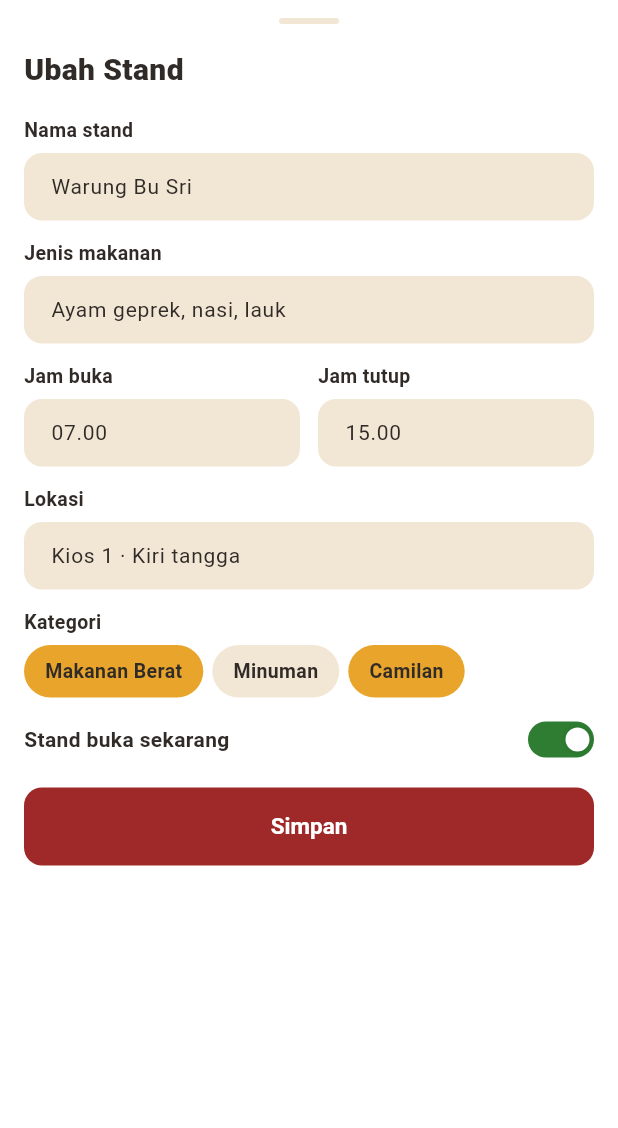
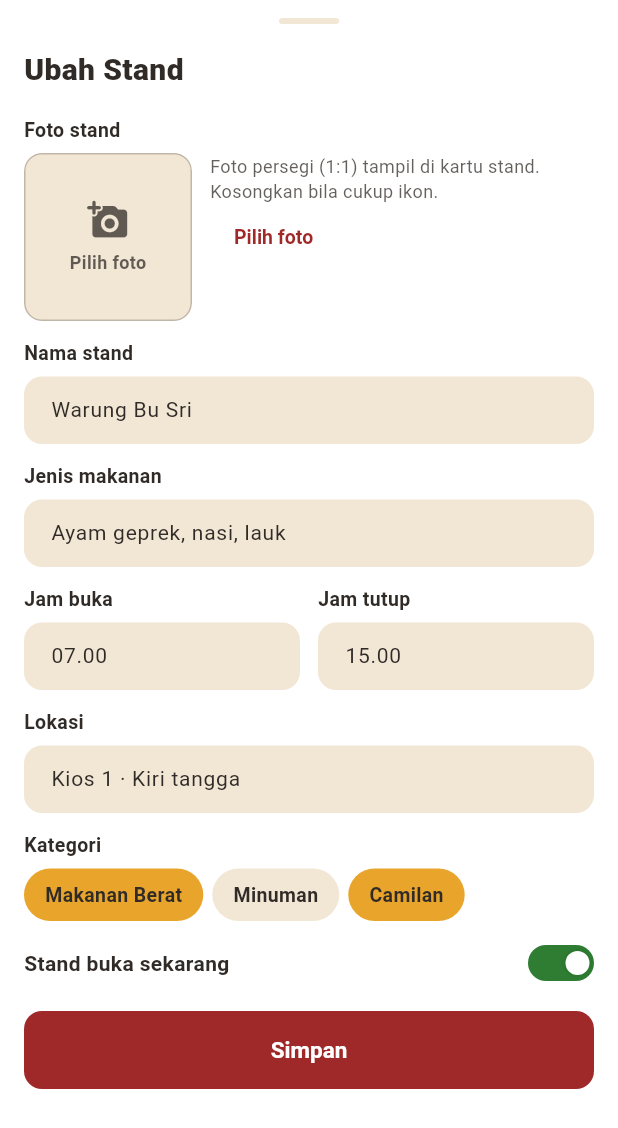
Before and after one commit to yusufnurull/hap-app, a Flutter app: the _FormStand widget shown alone on an empty page, opened directly with sample values from the repository, on a phone screen of 412 x 824 dp. Shown: the top 1128 px of the screen. Run offline on Flutter 3.47's test engine with Material 3 defaults, Android fonts, the phone set to English and light mode, and no system bars; our stand-ins replace cloud_firestore, firebase_auth, firebase_core, image_picker; accounts and stored records are empty; generated files the repository leaves out were written again.

Commit message:
feat: tambah unggah foto di form kelola stand

```diff
--- a/lib/screens/admin/manage_stands_screen.dart
+++ b/lib/screens/admin/manage_stands_screen.dart
@@ -1,13 +1,18 @@
 // Layar Kelola Stand: daftar semua stand, tambah stand baru, dan ubah data
-// stand (termasuk buka/tutup) lewat form di bottom sheet.
+// stand (termasuk buka/tutup dan foto) lewat form di bottom sheet.
+
+import 'dart:io';
 
 import 'package:flutter/material.dart';
+import 'package:image_picker/image_picker.dart';
 
 import '../../core/constants/app_enums.dart';
 import '../../core/theme/app_colors.dart';
 import '../../core/theme/app_theme.dart';
+import '../../core/utils/icon_map.dart';
 import '../../models/stand_model.dart';
 import '../../services/admin_service.dart';
+import '../../services/cloudinary_service.dart';
 import '../../services/firestore_service.dart';
 import '../../widgets/common.dart';
 import 'admin_home_screen.dart';
@@ -120,6 +125,8 @@ class _BarisStand extends StatelessWidget {
       padding: const EdgeInsets.symmetric(vertical: 14),
       child: Row(
         children: [
+          _FotoStand(stand: s),
+          const SizedBox(width: 12),
           Expanded(
             child: Column(
               crossAxisAlignment: CrossAxisAlignment.start,
@@ -170,6 +177,32 @@ class _BarisStand extends StatelessWidget {
             borderColor: AppColors.outline,
           ),
         ],
+      ),
+    );
+  }
+}
+
+/// Foto kecil stand di daftar. Belum ada foto = ikon stand.
+class _FotoStand extends StatelessWidget {
+  const _FotoStand({required this.stand});
+
+  static const double _ukuran = 56;
+
+  final StandModel stand;
+
+  @override
+  Widget build(BuildContext context) {
+    final ikon = IconTile(icon: iconFor(stand.icon), size: _ukuran);
+    if (!stand.hasPhoto) return ikon;
+    return ClipRRect(
+      borderRadius: BorderRadius.circular(12),
+      child: Image.network(
+        // Versi kecil dari Cloudinary supaya hemat kuota.
+        CloudinaryService.thumbnail(stand.photoUrl, 200),
+        width: _ukuran,
+        height: _ukuran,
+        fit: BoxFit.cover,
+        errorBuilder: (context, error, stackTrace) => ikon,
       ),
     );
   }
@@ -237,8 +270,17 @@ class _FormStandState extends State<_FormStand> {
   };
   late bool _buka = widget.stand?.isOpen ?? false;
 
+  /// Foto yang baru dipilih dari galeri, belum diunggah.
+  File? _fotoBaru;
+
+  /// URL foto yang sudah tersimpan. Kosong = belum ada / dihapus.
+  late String _fotoUrl = widget.stand?.photoUrl ?? '';
+
   bool _menyimpan = false;
+  bool _mengunggah = false;
   String? _galat;
+
+  bool get _adaFoto => _fotoBaru != null || _fotoUrl.isNotEmpty;
 
   bool get _standBaru => widget.stand == null;
 
@@ -262,6 +304,32 @@ class _FormStandState extends State<_FormStand> {
       } else {
         _kategori.add(k);
       }
+    });
+  }
+
+  /// Memilih foto dari galeri. Ukuran dikecilkan supaya unggah cepat.
+  Future<void> _pilihFoto() async {
+    try {
+      final hasil = await ImagePicker().pickImage(
+        source: ImageSource.gallery,
+        maxWidth: 1080,
+        imageQuality: 80,
+      );
+      if (hasil == null || !mounted) return; // batal memilih
+      setState(() {
+        _fotoBaru = File(hasil.path);
+        _galat = null;
+      });
+    } catch (e) {
+      if (!mounted) return;
+      setState(() => _galat = 'Gagal membuka galeri: ${pesanGalat(e)}');
+    }
+  }
+
+  void _hapusFoto() {
+    setState(() {
+      _fotoBaru = null;
+      _fotoUrl = '';
     });
   }
 
@@ -293,6 +361,19 @@ class _FormStandState extends State<_FormStand> {
     final kategori = StandCategory.values.where(_kategori.contains).toList();
 
     try {
+      // Unggah foto dulu (kalau ada yang baru), baru simpan URL-nya.
+      if (_fotoBaru != null) {
+        setState(() => _mengunggah = true);
+        final url = await CloudinaryService().unggahFoto(_fotoBaru!);
+        if (!mounted) return;
+        // Simpan hasilnya supaya tidak diunggah ulang kalau simpan gagal.
+        setState(() {
+          _fotoUrl = url;
+          _fotoBaru = null;
+          _mengunggah = false;
+        });
+      }
+
       if (_standBaru) {
         await _admin.tambahStand(
           StandModel(
@@ -304,6 +385,7 @@ class _FormStandState extends State<_FormStand> {
             locationNote: _lokasi.text.trim(),
             categories: kategori,
             icon: 'storefront',
+            photoUrl: _fotoUrl,
           ),
         );
       } else {
@@ -315,6 +397,7 @@ class _FormStandState extends State<_FormStand> {
             openHours: '$buka–$tutup',
             locationNote: _lokasi.text.trim(),
             categories: kategori,
+            photoUrl: _fotoUrl,
           ),
         );
       }
@@ -325,8 +408,11 @@ class _FormStandState extends State<_FormStand> {
     } catch (e) {
       if (!mounted) return;
       setState(() {
+        _galat = _mengunggah
+            ? 'Gagal mengunggah foto: ${pesanGalat(e)}'
+            : 'Gagal menyimpan: ${pesanGalat(e)}';
         _menyimpan = false;
-        _galat = 'Gagal menyimpan: ${pesanGalat(e)}';
+        _mengunggah = false;
       });
     }
   }
@@ -355,6 +441,48 @@ class _FormStandState extends State<_FormStand> {
             style: hapText(20, weight: FontWeight.w800),
           ),
           const SizedBox(height: 16),
+          const FieldLabel('Foto stand'),
+          Row(
+            crossAxisAlignment: CrossAxisAlignment.start,
+            children: [
+              _KotakFoto(
+                fotoBaru: _fotoBaru,
+                fotoUrl: _fotoUrl,
+                onTap: _menyimpan ? null : _pilihFoto,
+              ),
+              const SizedBox(width: 12),
+              Expanded(
+                child: Column(
+                  crossAxisAlignment: CrossAxisAlignment.start,
+                  children: [
+                    Text(
+                      'Foto persegi (1:1) tampil di kartu stand. '
+                      'Kosongkan bila cukup ikon.',
+                      style: hapText(12, color: AppColors.textSoft),
+                    ),
+                    const SizedBox(height: 4),
+                    TextAction(
+                      label: _adaFoto ? 'Ganti foto' : 'Pilih foto',
+                      onPressed: _menyimpan ? null : _pilihFoto,
+                      fullWidth: false,
+                      height: 36,
+                      fontSize: 13,
+                    ),
+                    if (_adaFoto)
+                      TextAction(
+                        label: 'Hapus foto',
+                        onPressed: _menyimpan ? null : _hapusFoto,
+                        color: AppColors.textSoft,
+                        fullWidth: false,
+                        height: 36,
+                        fontSize: 13,
+                      ),
+                  ],
+                ),
+              ),
+            ],
+          ),
+          const SizedBox(height: 12),
           LabeledField(
             label: 'Nama stand',
             child: HapField(controller: _nama, hint: 'Contoh: Warung Bu Sri'),
@@ -440,7 +568,11 @@ class _FormStandState extends State<_FormStand> {
           ],
           const SizedBox(height: 20),
           PrimaryButton(
-            label: _menyimpan ? 'Menyimpan...' : 'Simpan',
+            label: _mengunggah
+                ? 'Mengunggah foto...'
+                : _menyimpan
+                ? 'Menyimpan...'
+                : 'Simpan',
             onPressed: _menyimpan ? null : _simpan,
           ),
         ],
@@ -448,3 +580,69 @@ class _FormStandState extends State<_FormStand> {
     );
   }
 }
+
+/// Kotak pratinjau foto stand di form. Ketuk untuk memilih foto.
+class _KotakFoto extends StatelessWidget {
+  const _KotakFoto({
+    required this.fotoBaru,
+    required this.fotoUrl,
+    required this.onTap,
+  });
+
+  static const double _ukuran = 112;
+
+  final File? fotoBaru;
+  final String fotoUrl;
+  final VoidCallback? onTap;
+
+  @override
+  Widget build(BuildContext context) {
+    final kosong = Column(
+      mainAxisAlignment: MainAxisAlignment.center,
+      children: [
+        const Icon(
+          Icons.add_a_photo_rounded,
+          size: 28,
+          color: AppColors.textSoft,
+        ),
+        const SizedBox(height: 6),
+        Text(
+          'Pilih foto',
+          style: hapText(
+            12,
+            weight: FontWeight.w600,
+            color: AppColors.textSoft,
+          ),
+        ),
+      ],
+    );
+
+    Widget isi;
+    if (fotoBaru != null) {
+      // Foto baru dari galeri (belum diunggah).
+      isi = Image.file(fotoBaru!, fit: BoxFit.cover);
+    } else if (fotoUrl.isNotEmpty) {
+      // Foto lama dari Cloudinary.
+      isi = Image.network(
+        CloudinaryService.thumbnail(fotoUrl, 300),
+        fit: BoxFit.cover,
+        errorBuilder: (context, error, stackTrace) => kosong,
+      );
+    } else {
+      isi = kosong;
+    }
+
+    return Material(
+      color: AppColors.surface,
+      clipBehavior: Clip.antiAlias,
+      shape: RoundedRectangleBorder(
+        borderRadius: BorderRadius.circular(12),
+        side: const BorderSide(color: AppColors.outline),
+      ),
+      child: InkWell(
+        onTap: onTap,
+        child: SizedBox(width: _ukuran, height: _ukuran, child: isi),
+      ),
+    );
+  }
+}
```
